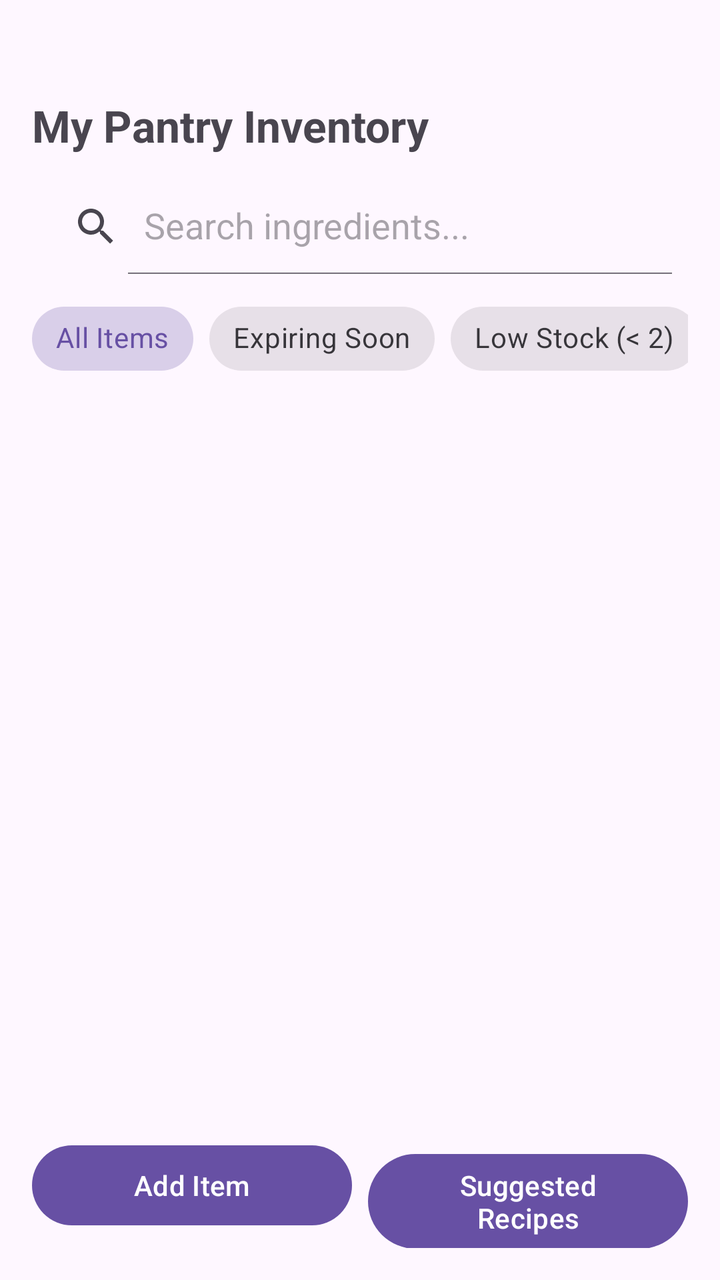
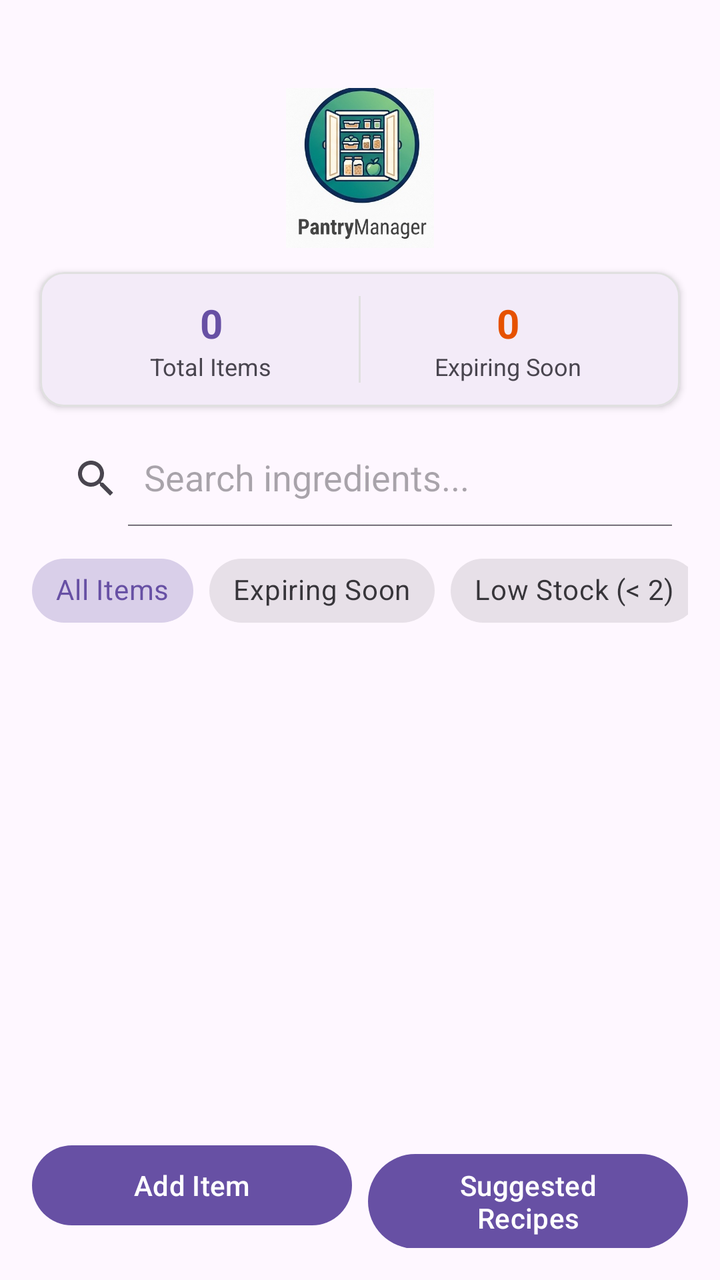

The first picture is an Android layout as it rendered before a commit; the second is the same layout after the commit. The layout source and the unified diff follow.
<!-- AndroidManifest.xml: application theme Theme.SmartPantryManager -->
<!-- res/layout/activity_main.xml -->
<?xml version="1.0" encoding="utf-8"?>
<RelativeLayout xmlns:android="http://schemas.android.com/apk/res/android"
    xmlns:app="http://schemas.android.com/apk/res-auto"
    android:layout_width="match_parent"
    android:layout_height="match_parent"
    android:orientation="vertical"
    android:paddingTop="36dp"
    android:padding="16dp">

    <TextView
        android:id="@+id/tvPantryTitle"
        android:layout_width="wrap_content"
        android:layout_height="wrap_content"
        android:text="My Pantry Inventory"
        android:layout_marginTop="32dp"
        android:textSize="22sp"
        android:textStyle="bold" />

    
    <androidx.appcompat.widget.SearchView
        android:id="@+id/searchViewPantry"
        android:layout_width="match_parent"
        android:layout_height="wrap_content"
        android:layout_below="@id/tvPantryTitle"
        android:layout_marginTop="12dp"
        app:iconifiedByDefault="false"
        app:queryHint="Search ingredients..." />

    
    <HorizontalScrollView
        android:id="@+id/scrollChips"
        android:layout_width="match_parent"
        android:layout_height="wrap_content"
        android:layout_below="@id/searchViewPantry"
        android:layout_marginTop="8dp"
        android:scrollbars="none">

        <com.google.android.material.chip.ChipGroup
            android:id="@+id/chipGroupFilter"
            android:layout_width="wrap_content"
            android:layout_height="wrap_content"
            app:singleLine="true"
            app:singleSelection="true">

            <com.google.android.material.chip.Chip
                android:id="@+id/chipAll"
                style="@style/Widget.MaterialComponents.Chip.Choice"
                android:layout_width="wrap_content"
                android:layout_height="wrap_content"
                android:checked="true"
                android:text="All Items" />

            <com.google.android.material.chip.Chip
                android:id="@+id/chipExpiring"
                style="@style/Widget.MaterialComponents.Chip.Choice"
                android:layout_width="wrap_content"
                android:layout_height="wrap_content"
                android:text="Expiring Soon" />

            <com.google.android.material.chip.Chip
                android:id="@+id/chipLowStock"
                style="@style/Widget.MaterialComponents.Chip.Choice"
                android:layout_width="wrap_content"
                android:layout_height="wrap_content"
                android:text="Low Stock (&lt; 2)" />
        </com.google.android.material.chip.ChipGroup>
    </HorizontalScrollView>

    <androidx.recyclerview.widget.RecyclerView
        android:id="@+id/recyclerViewPantry"
        android:layout_width="match_parent"
        android:layout_height="match_parent"
        android:layout_above="@id/layoutButtons"
        android:layout_below="@id/scrollChips"
        android:layout_marginTop="12dp"
        android:layout_marginBottom="12dp" />

    <TextView
        android:id="@+id/tvEmptyPantry"
        android:layout_width="wrap_content"
        android:layout_height="wrap_content"
        android:layout_centerInParent="true"
        android:text="Your pantry is empty. Click 'Add Item' below!"
        android:textSize="16sp"
        android:visibility="gone" />

    <LinearLayout
        android:id="@+id/layoutButtons"
        android:layout_width="match_parent"
        android:layout_height="wrap_content"
        android:layout_alignParentBottom="true"
        android:orientation="horizontal">

        <Button
            android:id="@+id/btnAddIngredient"
            android:layout_width="0dp"
            android:layout_height="wrap_content"
            android:layout_marginEnd="4dp"
            android:layout_weight="1"
            android:text="Add Item" />

        <Button
            android:id="@+id/btnViewRecipes"
            android:layout_width="0dp"
            android:layout_height="wrap_content"
            android:layout_marginStart="4dp"
            android:layout_weight="1"
            android:text="Suggested Recipes" />
    </LinearLayout>
</RelativeLayout>
<!-- resources referenced by this layout -->
<resources>
  <style name="Theme.SmartPantryManager" parent="Base.Theme.SmartPantryManager" />
  <style name="Base.Theme.SmartPantryManager" parent="Theme.Material3.DayNight.NoActionBar">
          
          
      </style>
</resources>

<!-- the commit's change to res/layout/activity_main.xml (unified diff, before → after) -->
@@ -3,25 +3,101 @@
     xmlns:app="http://schemas.android.com/apk/res-auto"
     android:layout_width="match_parent"
     android:layout_height="match_parent"
-    android:orientation="vertical"
-    android:paddingTop="36dp"
-    android:padding="16dp">
+    android:padding="16dp"
+    android:paddingTop="36dp">
 
-    <TextView
-        android:id="@+id/tvPantryTitle"
-        android:layout_width="wrap_content"
+    
+    <ImageView
+        android:id="@+id/imgAppLogo"
+        android:layout_width="220dp"
+        android:layout_height="80dp"
+        android:layout_alignParentTop="true"
+        android:layout_centerHorizontal="true"
+        android:layout_marginTop="28dp"
+        android:adjustViewBounds="true"
+        android:contentDescription="Smart Pantry Manager Logo"
+        android:scaleType="fitCenter"
+        android:src="@drawable/app_logo" />
+
+    
+    <com.google.android.material.card.MaterialCardView
+        android:id="@+id/cardMetrics"
+        android:layout_width="match_parent"
         android:layout_height="wrap_content"
-        android:text="My Pantry Inventory"
-        android:layout_marginTop="32dp"
-        android:textSize="22sp"
-        android:textStyle="bold" />
+        android:layout_below="@id/imgAppLogo"
+        android:layout_marginHorizontal="4dp"
+        android:layout_marginTop="12dp"
+        app:cardCornerRadius="12dp"
+        app:cardElevation="2dp"
+        app:strokeColor="#E0E0E0"
+        app:strokeWidth="1dp">
+
+        <LinearLayout
+            android:layout_width="match_parent"
+            android:layout_height="wrap_content"
+            android:orientation="horizontal"
+            android:padding="12dp"
+            android:weightSum="2">
+
+            <LinearLayout
+                android:layout_width="0dp"
+                android:layout_height="wrap_content"
+                android:layout_weight="1"
+                android:gravity="center"
+                android:orientation="vertical">
+
+                <TextView
+                    android:id="@+id/tvTotalCount"
+                    android:layout_width="wrap_content"
+                    android:layout_height="wrap_content"
+                    android:text="0"
+                    android:textColor="?attr/colorPrimary"
+                    android:textSize="20sp"
+                    android:textStyle="bold" />
+
+                <TextView
+                    android:layout_width="wrap_content"
+                    android:layout_height="wrap_content"
+                    android:text="Total Items"
+                    android:textSize="12sp" />
+            </LinearLayout>
+
+            <View
+                android:layout_width="1dp"
+                android:layout_height="match_parent"
+                android:background="#E0E0E0" />
+
+            <LinearLayout
+                android:layout_width="0dp"
+                android:layout_height="wrap_content"
+                android:layout_weight="1"
+                android:gravity="center"
+                android:orientation="vertical">
+
+                <TextView
+                    android:id="@+id/tvExpiringCount"
+                    android:layout_width="wrap_content"
+                    android:layout_height="wrap_content"
+                    android:text="0"
+                    android:textColor="#E65100"
+                    android:textSize="20sp"
+                    android:textStyle="bold" />
+
+                <TextView
+                    android:layout_width="wrap_content"
+                    android:layout_height="wrap_content"
+                    android:text="Expiring Soon"
+                    android:textSize="12sp" />
+            </LinearLayout>
+        </LinearLayout>
+    </com.google.android.material.card.MaterialCardView>
 
     
     <androidx.appcompat.widget.SearchView
         android:id="@+id/searchViewPantry"
         android:layout_width="match_parent"
         android:layout_height="wrap_content"
-        android:layout_below="@id/tvPantryTitle"
+        android:layout_below="@id/cardMetrics"
         android:layout_marginTop="12dp"
         app:iconifiedByDefault="false"
         app:queryHint="Search ingredients..." />
@@ -66,6 +142,7 @@
         </com.google.android.material.chip.ChipGroup>
     </HorizontalScrollView>
 
+    
     <androidx.recyclerview.widget.RecyclerView
         android:id="@+id/recyclerViewPantry"
         android:layout_width="match_parent"
@@ -75,6 +152,7 @@
         android:layout_marginTop="12dp"
         android:layout_marginBottom="12dp" />
 
+    
     <TextView
         android:id="@+id/tvEmptyPantry"
         android:layout_width="wrap_content"
@@ -84,6 +162,7 @@
         android:textSize="16sp"
         android:visibility="gone" />
 
+    
     <LinearLayout
         android:id="@+id/layoutButtons"
         android:layout_width="match_parent"
@@ -107,4 +186,5 @@
             android:layout_weight="1"
             android:text="Suggested Recipes" />
     </LinearLayout>
+
 </RelativeLayout>
<!-- resource entries referenced after the edit -->
@@ -1,5 +1,6 @@
 <!-- resources referenced by this layout -->
 <resources>
+  <!-- drawable app_logo: png bitmap (drawable, 35392 bytes) -->
   <style name="Theme.SmartPantryManager" parent="Base.Theme.SmartPantryManager" />
   <style name="Base.Theme.SmartPantryManager" parent="Theme.Material3.DayNight.NoActionBar">
           
